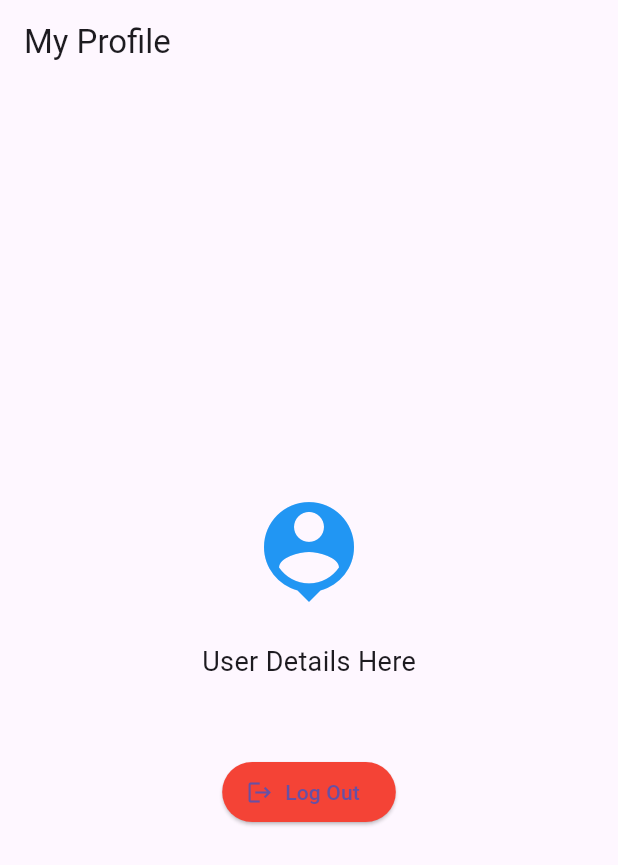
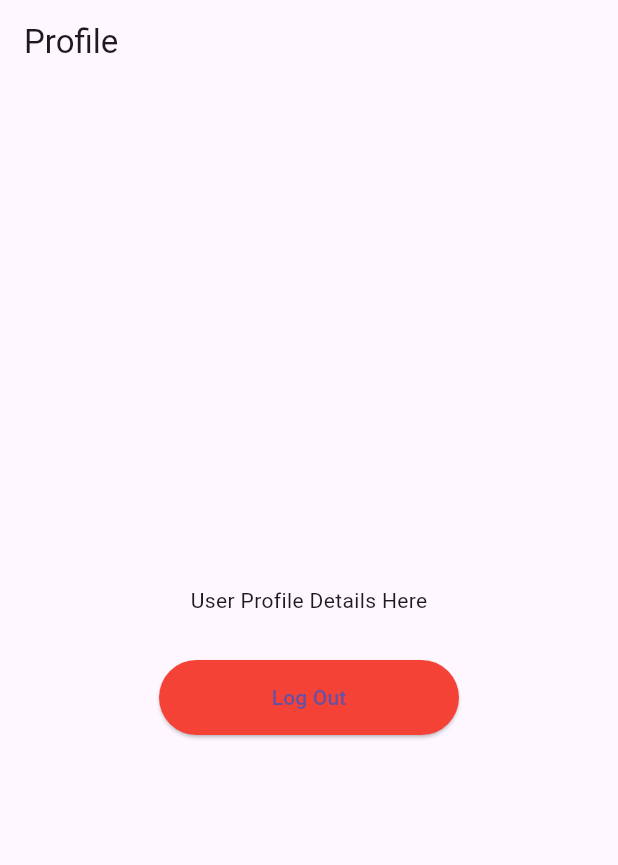
Before and after one commit to Abdulhanan-web/Car-Rental-App, a Flutter app: the ProfilePage screen opened directly, on a phone screen of 412 x 824 dp. Shown: the top 865 px of the screen. Run offline on Flutter 3.47's test engine with Material 3 defaults, Android fonts, the phone set to English and light mode, and no system bars; our stand-ins replace cloud_firestore, firebase_auth, firebase_core; accounts and stored records are empty.

Commit message:
added logout functionality

```diff
--- a/lib/screens/main_navigation/profile_page.dart
+++ b/lib/screens/main_navigation/profile_page.dart
@@ -1,33 +1,43 @@
 import 'package:flutter/material.dart';
 import '../../services/auth_service.dart';
+// You might need to import your splash or welcome screen to navigate there:
+import '../splash/splash_screen.dart'; // <--- ASSUMED TARGET
 
 class ProfilePage extends StatelessWidget {
   @override
   Widget build(BuildContext context) {
     return Scaffold(
       appBar: AppBar(
-          automaticallyImplyLeading: false,
-          title: const Text("My Profile")
+        automaticallyImplyLeading: false,
+        title: const Text('Profile'),
       ),
       body: Center(
         child: Column(
           mainAxisAlignment: MainAxisAlignment.center,
           children: [
-            const Icon(Icons.person_pin, size: 80, color: Colors.blue),
-            const SizedBox(height: 20),
-            const Text("User Details Here", style: TextStyle(fontSize: 18)),
-            const SizedBox(height: 50),
+            const Text('User Profile Details Here'),
+            const SizedBox(height: 30),
 
-            // Logout Button
-            ElevatedButton.icon(
-              icon: const Icon(Icons.logout),
-              label: const Text("Log Out"),
-              onPressed: () {
-                // Call the service to sign out
-                AuthService().signOut();
-                // The SplashScreen listener handles the redirection to WelcomePage
+            // LOGOUT BUTTON IMPLEMENTATION
+            ElevatedButton(
+              onPressed: () async {
+                // 1. Call the logout method
+                await AuthService().logout();
+
+                // 2. Navigate back to the very first screen (Splash/Welcome)
+                // We use pushAndRemoveUntil to clear the entire navigation stack
+                // (MainNavigation, Home, Profile, etc.) so the user can't hit back.
+                Navigator.of(context).pushAndRemoveUntil(
+                  MaterialPageRoute(
+                    builder: (context) => SplashScreen(), // <--- Navigate to your unauthenticated root
+                  ),
+                      (Route<dynamic> route) => false, // This ensures all previous routes are removed
+                );
               },
-              style: ElevatedButton.styleFrom(backgroundColor: Colors.red),
+              child: const Text('Log Out'),
+              style: ElevatedButton.styleFrom(
+                  backgroundColor: Colors.red, // Use a distinguishing color
+                  minimumSize: const Size(200, 50)),
             ),
           ],
         ),
```
Also changed, not shown: lib/services/auth_service.dart (+8 -2 lines), 1 other file.
